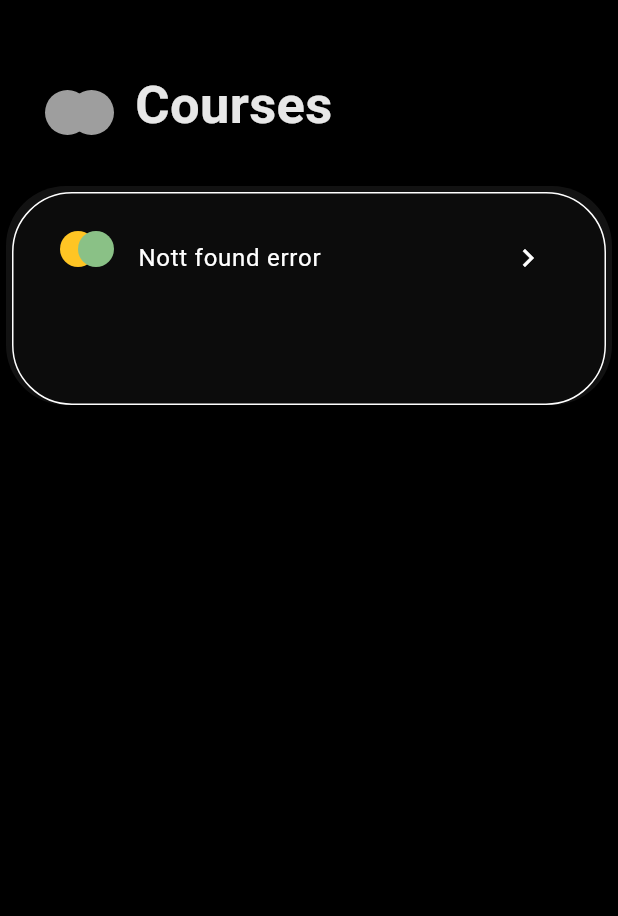
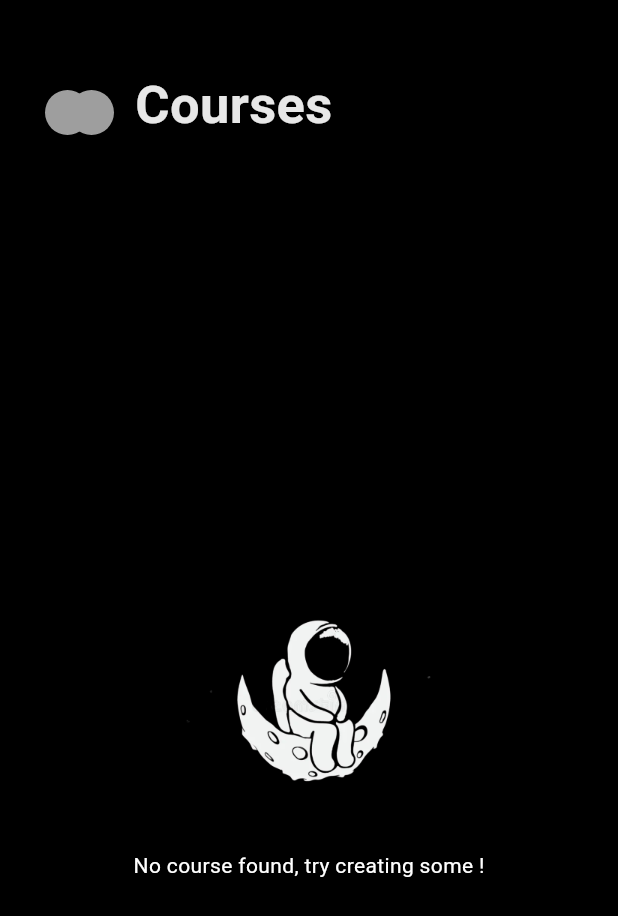
Before and after one commit to yashwanth-notyashwant/Inteli-Tutor, a Flutter app: the CourseListScreen screen opened directly with empty values, on a phone screen of 412 x 824 dp. Shown: the top 916 px of the screen. Run offline on Flutter 3.47's test engine with Material 3 defaults, Android fonts, the phone set to English and light mode, and no system bars; our stand-ins replace cloud_firestore, email_validator, firebase_auth, firebase_core, google_sign_in, loading_animation_widget and 1 more; missing offline and left inert: loading_btn; accounts and stored records are empty.

Commit message:
fine turning prev committ

```diff
--- /dev/null
+++ b/lib/Consts/constants.dart
@@ -0,0 +1,9 @@
+import 'package:flutter/material.dart';
+
+const List<Color> colors = [
+  Color.fromARGB(255, 255, 197, 36),
+  Color.fromARGB(255, 138, 193, 134),
+  Color(0xFF00FFFF),
+  Color.fromARGB(255, 255, 212, 127),
+  Color.fromARGB(255, 120, 104, 216),
+];
--- a/lib/Screens/course_list_screen.dart
+++ b/lib/Screens/course_list_screen.dart
@@ -39,10 +39,27 @@ class _CourseListScreenState extends State<CourseListScreen> {
       } else {
         setState(() {
           print("No courses found ");
-          items = ['Nott found error'];
+          items = [];
           isLoading = false;
         });
       }
+    });
+  }
+
+  Future<void> fetchsdfCourse() async {
+    setState(() {
+      isLoading = true;
+    });
+    final CourseProvider courseProvider = CourseProvider();
+    var temp = (await courseProvider.fetchAllCourses(widget.email));
+    if (temp == null) {
+      items = [];
+    } else {
+      items = temp;
+    }
+
+    setState(() {
+      isLoading = false;
     });
   }
 
@@ -85,7 +102,8 @@ class _CourseListScreenState extends State<CourseListScreen> {
               startLoading();
               final courseProvider = CourseProvider();
               await courseProvider
-                  .createOrUpdateCourse(widget.email, "csadasg ", {});
+                  .createOrUpdateCourse(widget.email, "${DateTime.now()} ", {});
+              await fetchsdfCourse();
               stopLoading();
             }
           }),
@@ -162,8 +180,27 @@ class _CourseListScreenState extends State<CourseListScreen> {
                       child: LoadingAnimationWidget.staggeredDotsWave(
                         color: Color.fromARGB(255, 255, 255, 255),
                         size: 150,
-                      ))
-                  : CardRounded(items),
+                      ),
+                    )
+                  : items.isEmpty
+                      ? Column(
+                          children: [
+                            Container(
+                              margin: EdgeInsets.only(
+                                  top:
+                                      MediaQuery.of(context).size.height * 0.3),
+                              height: 200,
+                              width: 200,
+                              child: Image.asset(
+                                'lib/assets/not_found_image_asset.png',
+                                fit: BoxFit
+                                    .contain, // Ensure the image fits within the container
+                              ),
+                            ),
+                            const Text("No course found, try creating some !"),
+                          ],
+                        )
+                      : CardRounded(items),
             ],
           ),
         ),
--- a/lib/Screens/login_page.dart
+++ b/lib/Screens/login_page.dart
@@ -18,7 +18,7 @@ class LoginPage extends StatelessWidget {
         colorScheme: ColorScheme.fromSeed(seedColor: Colors.deepPurple),
         useMaterial3: true,
       ),
-      home: Scaffold(
+      home: const Scaffold(
         body: LoginForm(),
       ),
     );
@@ -26,6 +26,8 @@ class LoginPage extends StatelessWidget {
 }
 
 class LoginForm extends StatefulWidget {
+  const LoginForm({super.key});
+
   @override
   State<LoginForm> createState() => _LoginFormState();
 }
--- a/lib/Widgets/card_desc_widget.dart
+++ b/lib/Widgets/card_desc_widget.dart
@@ -1,4 +1,5 @@
 import 'package:flutter/material.dart';
+import 'package:intellitutor/Consts/constants.dart';
 
 class CardRounded extends StatefulWidget {
   final List<String> items;
@@ -8,20 +9,12 @@ class CardRounded extends StatefulWidget {
 }
 
 class _CardRoundedState extends State<CardRounded> {
-  final List<Color> colors = [
-    Color.fromARGB(255, 255, 197, 36),
-    Color.fromARGB(255, 138, 193, 134),
-    Color(0xFF00FFFF),
-    Color.fromARGB(255, 255, 212, 127),
-    Color.fromARGB(255, 120, 104, 216),
-  ];
-
   // Define the list of items
 
   @override
   Widget build(BuildContext context) {
     return Container(
-      margin: EdgeInsets.only(bottom: 60),
+      margin: const EdgeInsets.only(bottom: 60),
       child: Card(
         shape: RoundedRectangleBorder(
           borderRadius: BorderRadius.circular(40.0),
@@ -42,12 +35,12 @@ class _CardRoundedState extends State<CardRounded> {
                   height: 150,
                   child: Card(
                     // color: itemColor,
-                    color: Color.fromARGB(255, 12, 12, 12),
+                    color: const Color.fromARGB(255, 12, 12, 12),
                     shape: RoundedRectangleBorder(
                       borderRadius: BorderRadius.circular(40.0),
-                      side: BorderSide(
-                        color: Colors.white, // Adjust border color as needed
-                        width: 1.0, // Adjust border width as needed
+                      side: const BorderSide(
+                        color: Colors.white,
+                        width: 1.0,
                       ),
                     ),
                     child: Padding(
@@ -55,12 +48,11 @@ class _CardRoundedState extends State<CardRounded> {
                       child: ListTile(
                         splashColor: Colors.transparent,
                         leading: Hero(
-                          tag:
-                              'circle1-$index', // Unique tag for the first circle hero animation
+                          tag: 'circle1-$index',
                           child: Container(
-                            padding: EdgeInsets.only(top: 10),
+                            padding: const EdgeInsets.only(top: 10),
                             child: SizedBox(
-                              width: 36, // Width to accommodate the two circles
+                              width: 36,
                               child: Stack(
                                 children: [
                                   Positioned(
@@ -69,15 +61,13 @@ class _CardRoundedState extends State<CardRounded> {
                                       width: 24,
                                       height: 24,
                                       decoration: BoxDecoration(
-                                        color:
-                                            itemColor, // Color of the first circle
+                                        color: itemColor,
                                         shape: BoxShape.circle,
                                       ),
                                     ),
                                   ),
                                   Positioned(
-                                    left:
-                                        12, // Adjust this value to control the overlap
+                                    left: 12,
                                     child: Container(
                                       width: 24,
                                       height: 24,
@@ -93,10 +83,11 @@ class _CardRoundedState extends State<CardRounded> {
                           ),
                         ), //
                         title: Text(
-                          "${widget.items[index]}",
-                          style: TextStyle(color: Colors.white),
+                          widget.items[index],
+                          style: const TextStyle(color: Colors.white),
                         ),
-                        trailing: Icon(Icons.chevron_right),
+                        // subtitle: Icon(Icons.star), here i wanna add some section numbers
+                        trailing: const Icon(Icons.chevron_right),
                         onTap: () {},
                       ),
                     ),
--- a/pubspec.yaml
+++ b/pubspec.yaml
@@ -65,8 +65,8 @@ flutter:
   uses-material-design: true
 
   # To add assets to your application, add an assets section, like this:
-  # assets:
-  #   - images/a_dot_burr.jpeg
+  assets:
+    - lib/assets/not_found_image_asset.png
   #   - images/a_dot_ham.jpeg
 
   # An image asset can refer to one or more resolution-specific "variants", see
```
Also changed, not shown: lib/assets/advanced.png (added), lib/assets/expert.png (added), lib/assets/noob.png (added), lib/assets/not_found_image_asset.png (added).
